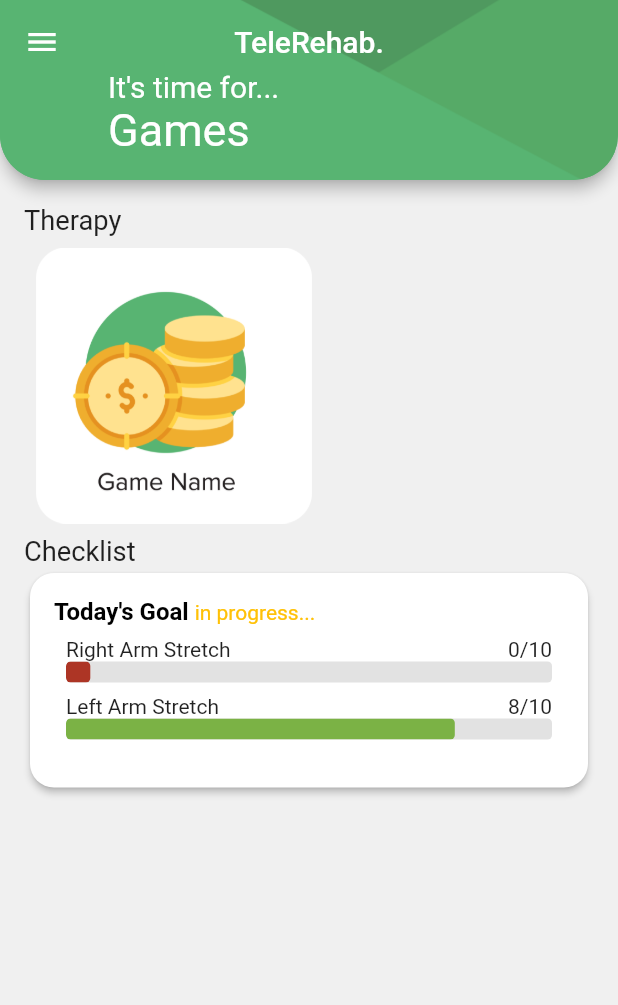
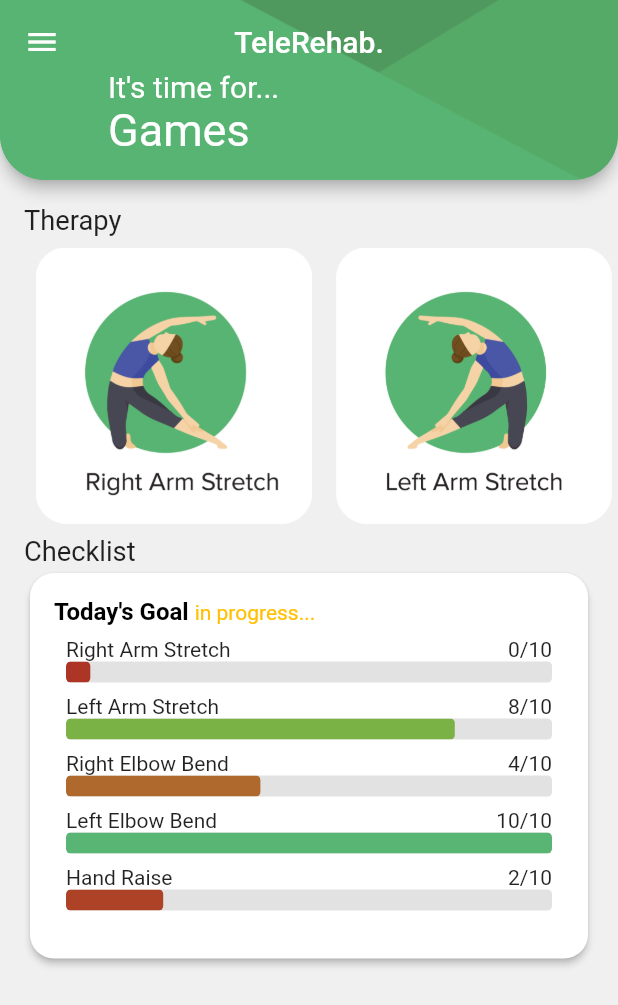
Before and after one commit to ibramir/tele_rehabilitation, a Flutter app: the GameScreen screen opened directly, on a phone screen of 412 x 824 dp. Shown: the top 1005 px of the screen. Run offline on Flutter 3.47's test engine with Material 2 defaults, Android fonts, the phone set to English and light mode, and no system bars; our stand-ins replace charts_flutter, dio, hive, permission_handler, shared_preferences; missing offline and left inert: body_detection, flame, flame_audio; accounts and stored records are empty; Roboto replaces fonts that are missing (din, proxima_ssv).

Commit message:
Fixed game and exercise buttons Modified mock data

```diff
--- a/lib/games/bird_game.dart
+++ b/lib/games/bird_game.dart
@@ -1,7 +1,6 @@
 import 'package:tele_rehabilitation/exercises/verify_pose.dart';
 import 'package:tele_rehabilitation/games/bird.dart';
 import 'package:flame/game.dart';
-import 'package:flame/input.dart';
 import 'package:hive/hive.dart';
 import 'package:flame/parallax.dart';
 import 'package:flutter/material.dart';
@@ -17,7 +16,7 @@
 import '/widgets/game_over_menu.dart';
 
 // This is the main flame game class.
-class BirdGame extends FlameGame with TapDetector, HasCollisionDetection {
+class BirdGame extends FlameGame with HasCollisionDetection {
   BirdGame(this._exercise) {
     _exercise.addListener(_listener);
     _verifyPose = VerifyPose(_exercise);
@@ -138,17 +137,6 @@
     super.update(dt);
   }
 
-  // This will get called for each tap on the screen.
-  /*@override
-  void onTapDown(TapDownInfo info) {
-    // Make Bird jump only when game is playing.
-    // When game is in playing state, only Hud will be the active overlay.
-    if (overlays.isActive(Game_world.id)) {
-      _bird.changeDirection();
-    }
-    super.onTapDown(info);
-  }*/
-
   /// This method reads [PlayerData] from the hive box.
   Future<PlayerData> _readPlayerData() async {
     final playerDataBox =
--- a/lib/repositories/mock_exercise_repository.dart
+++ b/lib/repositories/mock_exercise_repository.dart
@@ -16,21 +16,34 @@
 
     _exercises = [
       Exercise('1', today, 'Right Arm Stretch', 10, 0),
-      Exercise('2', today, 'Left Arm Stretch', 10, 8),
-      Exercise('3', today.subtract(const Duration(days: 1)), 'Left Leg Stretch',
-          10, 7),
-      Exercise('4', today.subtract(const Duration(days: 2)),
-          'Right Leg Stretch', 10, 10),
-      Exercise('5', today.subtract(const Duration(days: 3)), 'Left Leg Stretch',
-          10, 5),
-      Exercise('6', today.subtract(const Duration(days: 4)),
-          'Right Leg Stretch', 10, 6),
-      Exercise('7', today.subtract(const Duration(days: 5)), 'Left Leg Stretch',
-          10, 7),
-      Exercise('8', today.subtract(const Duration(days: 6)),
-          'Right Leg Stretch', 10, 4),
-      /*Exercise('9', today.subtract(const Duration(days: 7)),
-          'Right Leg Stretch', 10, 9),*/
+      Exercise('3', today, 'Left Arm Stretch', 10, 8),
+      Exercise('4', today, 'Right Elbow Bend', 10, 4),
+      Exercise('5', today, 'Left Elbow Bend', 10, 10),
+      Exercise('6', today, 'Hand Raise', 10, 2),
+      Exercise('7', today.subtract(const Duration(days: 1)), 'Left Arm Stretch',
+          20, 2),
+      Exercise('8', today.subtract(const Duration(days: 2)),
+          'Right Arm Stretch', 10, 3),
+      Exercise('9', today.subtract(const Duration(days: 3)), 'Left Arm Stretch',
+          20, 8),
+      Exercise('10', today.subtract(const Duration(days: 4)),
+          'Right Arm Stretch', 20, 4),
+      Exercise('11', today.subtract(const Duration(days: 5)), 'Left Arm Stretch',
+          20, 6),
+      Exercise('12', today.subtract(const Duration(days: 6)),
+          'Right Arm Stretch', 20, 4),
+      Exercise('13', today.add(const Duration(days: 1)),
+          'Right Arm Stretch', 20, 1),
+      Exercise('14', today.add(const Duration(days: 2)),
+          'Right Arm Stretch', 20, 19),
+      Exercise('15', today.add(const Duration(days: 3)),
+          'Right Arm Stretch', 20, 11),
+      Exercise('16', today.add(const Duration(days: 4)),
+          'Right Arm Stretch', 20, 10),
+      Exercise('17', today.add(const Duration(days: 5)),
+          'Right Arm Stretch', 20, 20),
+      Exercise('18', today.add(const Duration(days: 6)),
+          'Right Arm Stretch', 20, 12),
     ];
   }
 
--- a/lib/screens/game_screen.dart
+++ b/lib/screens/game_screen.dart
@@ -1,11 +1,12 @@
+import 'package:flame/flame.dart';
 import 'package:flutter/material.dart';
 import 'package:tele_rehabilitation/utils/exercise_controller.dart';
-import 'package:tele_rehabilitation/utils/helpers.dart';
 import 'package:tele_rehabilitation/utils/widget_factory.dart';
 import 'package:tele_rehabilitation/widgets/checklist.dart';
 import 'package:tele_rehabilitation/widgets/default_app_bar.dart';
 import 'package:tele_rehabilitation/widgets/main_drawer.dart';
 
+import '../game_main.dart';
 import '../model/exercise.dart';
 
 class GameScreen extends StatelessWidget {
@@ -45,11 +46,10 @@
       body: Container(
         margin: const EdgeInsets.all(16),
         child: FutureBuilder(
-          future: _controller.getAllExercises(),
+          future: _controller.fetchDayExercises(),
           builder:
               (BuildContext context, AsyncSnapshot<List<Exercise>> snapshot) {
             if (snapshot.hasData) {
-              DateTime today = DateTime.now();
               return SingleChildScrollView(
                   child: Column(
                 crossAxisAlignment: CrossAxisAlignment.start,
@@ -60,23 +60,11 @@
                       child: ListView(
                         clipBehavior: Clip.none,
                         scrollDirection: Axis.horizontal,
-                        children: [
-                          Container(
-                            margin: const EdgeInsets.all(8),
-                            child: GestureDetector(
-                              onTap: () => {},
-                              child: Image.asset('assets/game-icon.png',
-                                  fit: BoxFit.fill),
-                            ),
-                          ),
-                        ],
+                        children: _getButtons(context, snapshot.data!),
                       )),
                   const Text('Checklist', textScaleFactor: 1.3),
                   WidgetFactory.card(
-                      child: Checklist(
-                          exercises: (snapshot.data ?? [])
-                              .where((e) => e.date.isSameDate(today))
-                              .toList()))
+                      child: Checklist(exercises: snapshot.data!))
                 ],
               ));
             }
@@ -91,7 +79,7 @@
     );
   }
 
-  /*List<Widget> _getButtons(BuildContext context, List<Exercise>? dayExercises) {
+  List<Widget> _getButtons(BuildContext context, List<Exercise>? dayExercises) {
     List<Widget> ret = [];
     if (dayExercises == null || dayExercises.isEmpty) {
       ret.add(const Center(
@@ -107,14 +95,13 @@
             button = Container(
               margin: const EdgeInsets.all(8),
               child: GestureDetector(
-                onTap: () => {
-                  Navigator.push(
-                      context,
-                      MaterialPageRoute(
-                          builder: (context) => ExerciseView(e)))
+                onTap: () {
+                  Flame.device.fullScreen();
+                  Flame.device.setLandscape();
+                  runApp(BirdRunApp(exercise: e));
                 },
                 child:
-                Image.asset('assets/exercise-icon5.png', fit: BoxFit.fill),
+                    Image.asset('assets/exercise-icon5.png', fit: BoxFit.fill),
               ),
             );
           }
@@ -124,14 +111,13 @@
             button = Container(
               margin: const EdgeInsets.all(8),
               child: GestureDetector(
-                onTap: () => {
-                  Navigator.push(
-                      context,
-                      MaterialPageRoute(
-                          builder: (context) => ExerciseView(e)))
+                onTap: () {
+                  Flame.device.fullScreen();
+                  Flame.device.setLandscape();
+                  runApp(BirdRunApp(exercise: e));
                 },
                 child:
-                Image.asset('assets/exercise-icon3.png', fit: BoxFit.fill),
+                    Image.asset('assets/exercise-icon3.png', fit: BoxFit.fill),
               ),
             );
           }
@@ -141,14 +127,13 @@
             button = Container(
               margin: const EdgeInsets.all(8),
               child: GestureDetector(
-                onTap: () => {
-                  Navigator.push(
-                      context,
-                      MaterialPageRoute(
-                          builder: (context) => ExerciseView(e)))
+                onTap: () {
+                  Flame.device.fullScreen();
+                  Flame.device.setLandscape();
+                  runApp(BirdRunApp(exercise: e));
                 },
                 child:
-                Image.asset('assets/left-elbow-bend.png', fit: BoxFit.fill),
+                    Image.asset('assets/left-elbow-bend.png', fit: BoxFit.fill),
               ),
             );
           }
@@ -158,11 +143,10 @@
             button = Container(
               margin: const EdgeInsets.all(8),
               child: GestureDetector(
-                onTap: () => {
-                  Navigator.push(
-                      context,
-                      MaterialPageRoute(
-                          builder: (context) => ExerciseView(e)))
+                onTap: () {
+                  Flame.device.fullScreen();
+                  Flame.device.setLandscape();
+                  runApp(BirdRunApp(exercise: e));
                 },
                 child: Image.asset('assets/right-elbow-bend.png',
                     fit: BoxFit.fill),
@@ -175,14 +159,13 @@
             button = Container(
               margin: const EdgeInsets.all(8),
               child: GestureDetector(
-                onTap: () => {
-                  Navigator.push(
-                      context,
-                      MaterialPageRoute(
-                          builder: (context) => ExerciseView(e)))
+                onTap: () {
+                  Flame.device.fullScreen();
+                  Flame.device.setLandscape();
+                  runApp(BirdRunApp(exercise: e));
                 },
                 child:
-                Image.asset('assets/exercise-icon1.png', fit: BoxFit.fill),
+                    Image.asset('assets/exercise-icon1.png', fit: BoxFit.fill),
               ),
             );
           }
@@ -190,5 +173,5 @@
       ret.add(button);
     }
     return ret;
-  }*/
+  }
 }
```
Also changed, not shown: lib/screens/exercises_screen.dart (+3 -8 lines).
